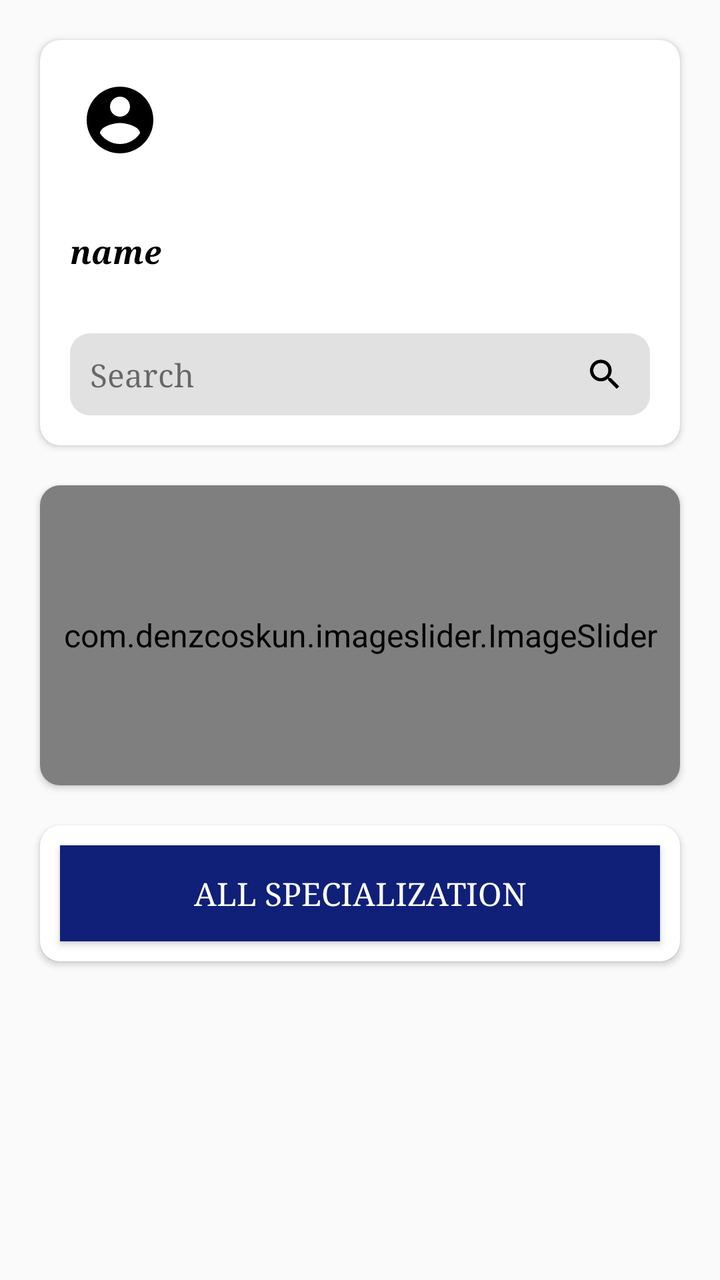
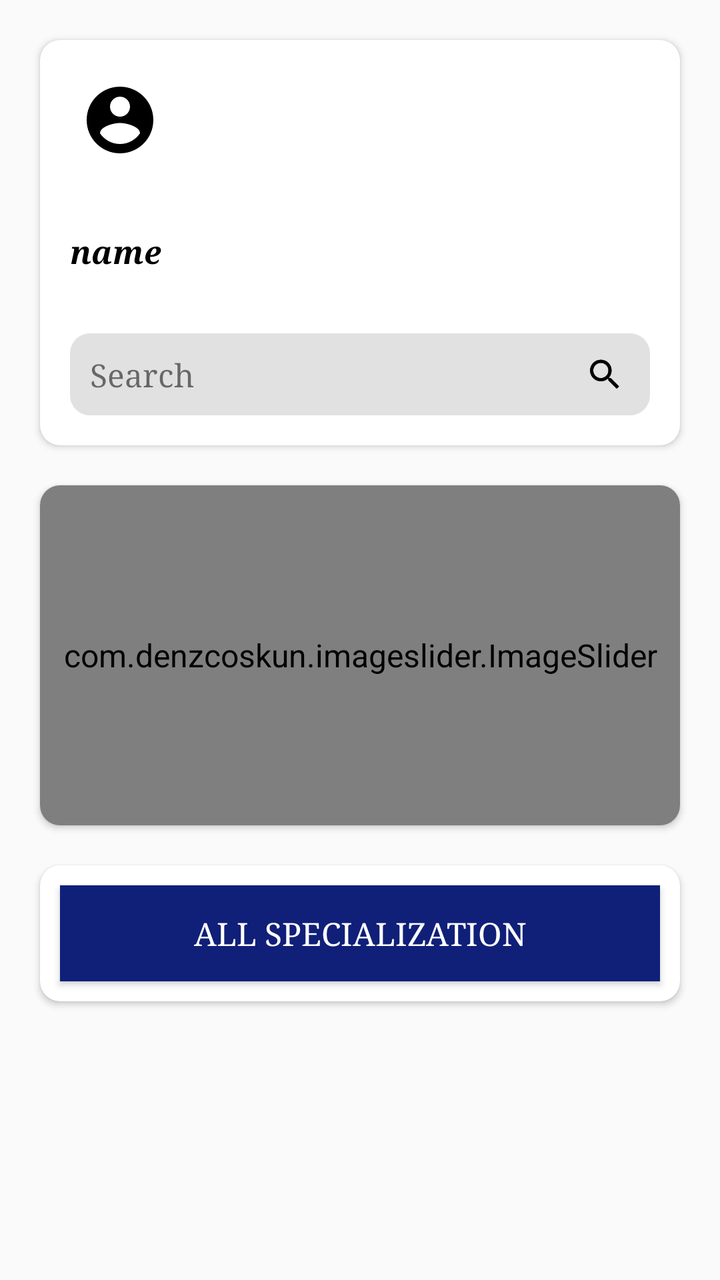

The first picture is an Android layout as it rendered before a commit; the second is the same layout after the commit. The layout source and the unified diff follow.
<!-- AndroidManifest.xml: application theme Theme.LawAdvat -->
<!-- res/layout/fragment_home.xml -->
<?xml version="1.0" encoding="utf-8"?>
<androidx.appcompat.widget.LinearLayoutCompat xmlns:android="http://schemas.android.com/apk/res/android"
    xmlns:app="http://schemas.android.com/apk/res-auto"
    xmlns:tools="http://schemas.android.com/tools"
    android:layout_width="match_parent"
    android:layout_height="match_parent"
    android:orientation="vertical"
    tools:context=".ui.home.HomeFragment">
    <ScrollView
        android:layout_width="match_parent"
        android:layout_height="match_parent"
        android:scrollbars="none"
        android:padding="10dp">
    <LinearLayout
        android:layout_width="match_parent"
        android:layout_height="match_parent"
        android:orientation="vertical">
    <androidx.cardview.widget.CardView
        android:layout_width="match_parent"
        android:layout_height="wrap_content"
        android:padding="10dp"
        android:layout_margin="10dp"
        app:cardCornerRadius="10dp">
        <LinearLayout
            android:layout_width="match_parent"
            android:layout_height="wrap_content"
            android:orientation="vertical"
            >
            <ImageView
                android:id="@+id/profile"
                android:layout_margin="20dp"
                android:layout_width="40dp"
                android:layout_height="40dp"
                app:srcCompat="@drawable/baseline_account_circle_24" />

            <TextView
                android:id="@+id/name"
                android:layout_width="wrap_content"
                android:layout_height="wrap_content"
                android:layout_margin="15dp"
                android:textSize="16sp"
                android:layout_marginStart="15dp"
                android:fontFamily="serif"
                android:text="name"
                android:textColor="#000000"
                android:textStyle="italic|bold"
                tools:ignore="RtlHardcoded" />
            <androidx.constraintlayout.widget.ConstraintLayout
                android:id="@+id/search"
                android:layout_width="match_parent"
                android:layout_height="wrap_content"
                android:layout_margin="15dp"
                android:backgroundTintMode="multiply"
                android:backgroundTint="#1E000000"
                android:padding="10dp"
                android:background="@drawable/buttonradius">

                <TextView
                    android:layout_width="wrap_content"
                    android:layout_height="wrap_content"
                    android:text="Search"
                    app:layout_constraintBottom_toBottomOf="parent"
                    app:layout_constraintStart_toStartOf="parent"
                    app:layout_constraintTop_toTopOf="parent" />

                <ImageView
                    android:layout_width="25dp"
                    android:layout_height="20dp"
                    app:layout_constraintBottom_toBottomOf="parent"
                    app:layout_constraintEnd_toEndOf="parent"
                    app:layout_constraintTop_toTopOf="parent"
                    app:srcCompat="@drawable/baseline_search_24" />
            </androidx.constraintlayout.widget.ConstraintLayout>
        </LinearLayout>
    </androidx.cardview.widget.CardView>
    <androidx.cardview.widget.CardView
        android:layout_width="match_parent"
        android:layout_height="wrap_content"
        android:padding="10dp"
        android:layout_margin="10dp"
        app:cardCornerRadius="10dp">
    <LinearLayout
        android:layout_width="match_parent"
        android:layout_height="wrap_content"
        android:orientation="vertical"
        >

        <com.denzcoskun.imageslider.ImageSlider
            android:id="@+id/image_slider"
            android:layout_width="match_parent"
            android:layout_height="150dp"
            android:padding="05dp"
            android:scaleType="centerInside"
            app:iss_auto_cycle="true"
            app:iss_delay="1000"
            app:iss_period="1000" />
    </LinearLayout>
    </androidx.cardview.widget.CardView>
    <androidx.cardview.widget.CardView
        android:layout_width="match_parent"
        android:layout_height="wrap_content"
        android:padding="10dp"
        android:layout_margin="10dp"
        app:cardCornerRadius="10dp">
        <LinearLayout
            android:layout_width="match_parent"
            android:layout_height="wrap_content"
            android:orientation="vertical"
            >
           <androidx.recyclerview.widget.RecyclerView
               android:layout_width="match_parent"
               android:layout_height="wrap_content"
               android:id="@+id/specification_recyclerview"/>
            <androidx.appcompat.widget.AppCompatButton
                android:layout_width="match_parent"
                android:layout_height="wrap_content"
                android:background="#102078"
                android:id="@+id/btn_specifiction"
                android:text="All SPECIALIZATION"
                android:textColor="@color/white"
                android:padding="10dp"
                android:layout_margin="10dp"/>
        </LinearLayout>
    </androidx.cardview.widget.CardView>

        <androidx.cardview.widget.CardView
            android:layout_width="match_parent"
            android:layout_height="match_parent"
            android:padding="10dp"
            android:layout_margin="10dp"
            app:cardCornerRadius="10dp">
            <LinearLayout
                android:layout_width="match_parent"
                android:layout_height="wrap_content"
                android:orientation="vertical"
                >
                <androidx.recyclerview.widget.RecyclerView
                    android:layout_width="match_parent"
                    android:layout_height="wrap_content"
                    android:id="@+id/lawyer_recyclerview"/>
            </LinearLayout>
        </androidx.cardview.widget.CardView>
    </LinearLayout>
    </ScrollView>
</androidx.appcompat.widget.LinearLayoutCompat>
<!-- resources referenced by this layout -->
<resources>
  <color name="white">#FFFFFFFF</color>
  <!-- drawable baseline_account_circle_24 (drawable) -->
  <vector android:height="24dp" android:tint="#000000"
      android:viewportHeight="24" android:viewportWidth="24"
      android:width="24dp" xmlns:android="http://schemas.android.com/apk/res/android">
      <path android:fillColor="@android:color/white" android:pathData="M12,2C6.48,2 2,6.48 2,12s4.48,10 10,10 10,-4.48 10,-10S17.52,2 12,2zM12,5c1.66,0 3,1.34 3,3s-1.34,3 -3,3 -3,-1.34 -3,-3 1.34,-3 3,-3zM12,19.2c-2.5,0 -4.71,-1.28 -6,-3.22 0.03,-1.99 4,-3.08 6,-3.08 1.99,0 5.97,1.09 6,3.08 -1.29,1.94 -3.5,3.22 -6,3.22z"/>
  </vector>
  <!-- drawable baseline_search_24 (drawable) -->
  <vector android:height="24dp" android:tint="#000000"
      android:viewportHeight="24" android:viewportWidth="24"
      android:width="24dp" xmlns:android="http://schemas.android.com/apk/res/android">
      <path android:fillColor="@android:color/white" android:pathData="M15.5,14h-0.79l-0.28,-0.27C15.41,12.59 16,11.11 16,9.5 16,5.91 13.09,3 9.5,3S3,5.91 3,9.5 5.91,16 9.5,16c1.61,0 3.09,-0.59 4.23,-1.57l0.27,0.28v0.79l5,4.99L20.49,19l-4.99,-5zM9.5,14C7.01,14 5,11.99 5,9.5S7.01,5 9.5,5 14,7.01 14,9.5 11.99,14 9.5,14z"/>
  </vector>
  <!-- drawable buttonradius (drawable) -->
  <?xml version="1.0" encoding="utf-8"?>
  <shape xmlns:android="http://schemas.android.com/apk/res/android">
  <corners
      android:radius="10dp"/>
  </shape>
  <style name="Theme.LawAdvat" parent="Theme.MaterialComponents.DayNight.DarkActionBar.Bridge">
          
          <item name="colorPrimary">@color/white</item>
          <item name="colorPrimaryVariant">#FFFFFF</item>
          <item name="colorOnPrimary">#009688</item>
          
          <item name="colorSecondary">@color/teal_200</item>
          <item name="colorSecondaryVariant">@color/teal_700</item>
          <item name="colorOnSecondary">#FFFFFF</item>
          
          <item name="android:statusBarColor">#FFFFFF</item>
          
          <item name="titleTextColor">@color/black</item>
          <item name="fontFamily">serif</item>
          <item name="android:textSize">16sp</item>
      </style>
  <color name="teal_200">#FF03DAC5</color>
  <color name="teal_700">#FF018786</color>
  <color name="black">#FF000000</color>
</resources>

<!-- the commit's change to res/layout/fragment_home.xml (unified diff, before → after) -->
@@ -88,11 +88,10 @@
         <com.denzcoskun.imageslider.ImageSlider
             android:id="@+id/image_slider"
             android:layout_width="match_parent"
-            android:layout_height="150dp"
+            android:layout_height="170dp"
             android:padding="05dp"
-            android:scaleType="centerInside"
             app:iss_auto_cycle="true"
-            app:iss_delay="1000"
+            app:iss_delay="2000"
             app:iss_period="1000" />
     </LinearLayout>
     </androidx.cardview.widget.CardView>
